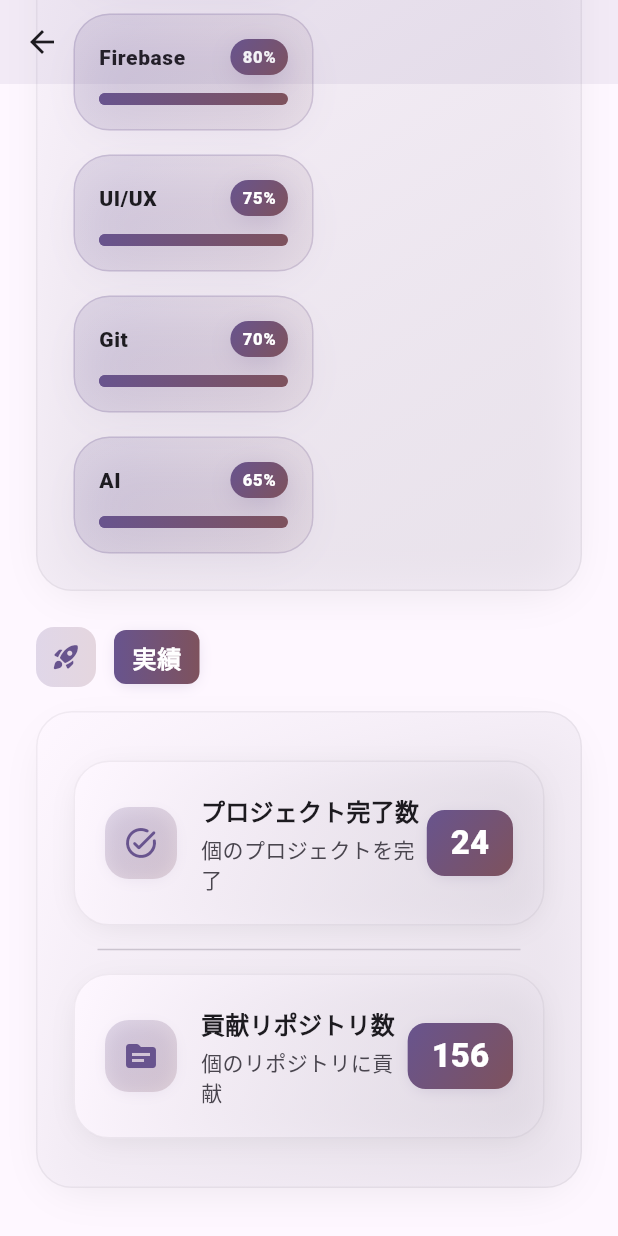
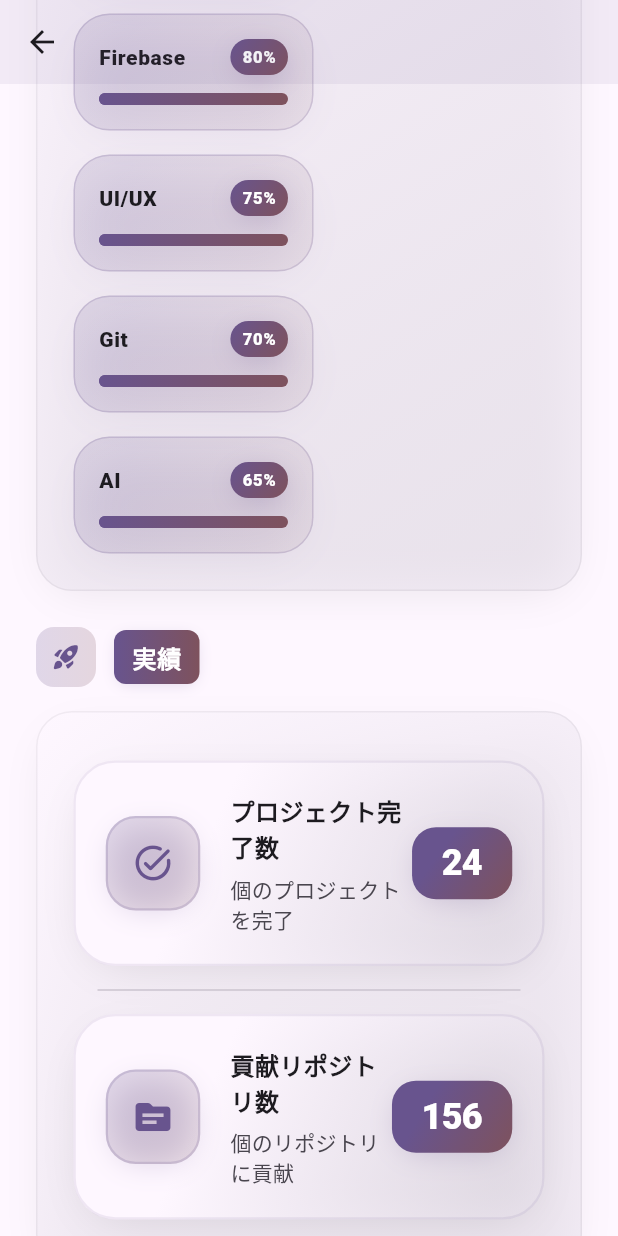
Before and after one commit to Koichi5/cursor_agent_sample, a Flutter app: the ProfileDetailPage screen opened directly with empty values, scrolled down 1023 dp, on a phone screen of 412 x 824 dp. Run offline on Flutter 3.47's test engine with Material 3 defaults, Android fonts, the phone set to English and light mode, and no system bars.

Commit message:
style: Enhance achievement tile design with improved visuals

```diff
--- a/lib/views/profile_detail_page/profile_detail_page.dart
+++ b/lib/views/profile_detail_page/profile_detail_page.dart
@@ -582,51 +582,56 @@ class ProfileDetailPage extends StatelessWidget {
             theme.colorScheme.surface,
             theme.colorScheme.surfaceVariant.withOpacity(0.5),
           ],
+          stops: const [0.3, 1.0],
         ),
-        borderRadius: BorderRadius.circular(24),
+        borderRadius: BorderRadius.circular(28),
         boxShadow: [
           BoxShadow(
-            color: theme.colorScheme.shadow.withOpacity(0.08),
-            blurRadius: 16,
-            offset: const Offset(0, 4),
-            spreadRadius: -4,
+            color: theme.colorScheme.shadow.withOpacity(0.1),
+            blurRadius: 24,
+            offset: const Offset(0, 8),
+            spreadRadius: -8,
           ),
         ],
         border: Border.all(
-          color: theme.colorScheme.outline.withOpacity(0.1),
-          width: 1,
+          color: theme.colorScheme.primary.withOpacity(0.1),
+          width: 1.5,
         ),
       ),
       child: Row(
         children: [
           Container(
-            padding: const EdgeInsets.all(12),
+            padding: const EdgeInsets.all(16),
             decoration: BoxDecoration(
               gradient: LinearGradient(
                 colors: [
                   theme.colorScheme.primary.withOpacity(0.2),
-                  theme.colorScheme.tertiary.withOpacity(0.2),
+                  theme.colorScheme.tertiary.withOpacity(0.15),
                 ],
                 begin: Alignment.topLeft,
                 end: Alignment.bottomRight,
               ),
-              borderRadius: BorderRadius.circular(16),
+              borderRadius: BorderRadius.circular(20),
               boxShadow: [
                 BoxShadow(
-                  color: theme.colorScheme.primary.withOpacity(0.1),
-                  blurRadius: 8,
-                  offset: const Offset(0, 2),
-                  spreadRadius: -2,
+                  color: theme.colorScheme.primary.withOpacity(0.2),
+                  blurRadius: 16,
+                  offset: const Offset(0, 4),
+                  spreadRadius: -4,
                 ),
               ],
+              border: Border.all(
+                color: theme.colorScheme.primary.withOpacity(0.2),
+                width: 1.5,
+              ),
             ),
             child: Icon(
               icon,
               color: theme.colorScheme.primary,
-              size: 24,
+              size: 28,
             ),
           ),
-          const SizedBox(width: 16),
+          const SizedBox(width: 20),
           Expanded(
             child: Column(
               crossAxisAlignment: CrossAxisAlignment.start,
@@ -634,14 +639,17 @@ class ProfileDetailPage extends StatelessWidget {
                 Text(
                   title,
                   style: theme.textTheme.titleMedium?.copyWith(
-                    fontWeight: FontWeight.w600,
+                    fontWeight: FontWeight.w800,
+                    letterSpacing: 0.3,
                   ),
                 ),
-                const SizedBox(height: 4),
+                const SizedBox(height: 6),
                 Text(
                   subtitle,
                   style: theme.textTheme.bodyMedium?.copyWith(
                     color: theme.colorScheme.onSurfaceVariant,
+                    height: 1.4,
+                    letterSpacing: 0.2,
                   ),
                 ),
               ],
@@ -649,8 +657,8 @@ class ProfileDetailPage extends StatelessWidget {
           ),
           Container(
             padding: const EdgeInsets.symmetric(
-              horizontal: 16,
-              vertical: 8,
+              horizontal: 20,
+              vertical: 12,
             ),
             decoration: BoxDecoration(
               gradient: LinearGradient(
@@ -660,22 +668,25 @@ class ProfileDetailPage extends StatelessWidget {
                 ],
                 begin: Alignment.topLeft,
                 end: Alignment.bottomRight,
+                stops: const [0.3, 1.0],
               ),
-              borderRadius: BorderRadius.circular(12),
+              borderRadius: BorderRadius.circular(16),
               boxShadow: [
                 BoxShadow(
-                  color: theme.colorScheme.primary.withOpacity(0.2),
-                  blurRadius: 8,
-                  offset: const Offset(0, 2),
-                  spreadRadius: -2,
+                  color: theme.colorScheme.primary.withOpacity(0.25),
+                  blurRadius: 16,
+                  offset: const Offset(0, 4),
+                  spreadRadius: -4,
                 ),
               ],
             ),
             child: Text(
               value,
-              style: theme.textTheme.titleLarge?.copyWith(
+              style: theme.textTheme.headlineSmall?.copyWith(
                 color: theme.colorScheme.onPrimary,
                 fontWeight: FontWeight.w900,
+                letterSpacing: -0.5,
+                height: 1,
               ),
             ),
           ),
```
